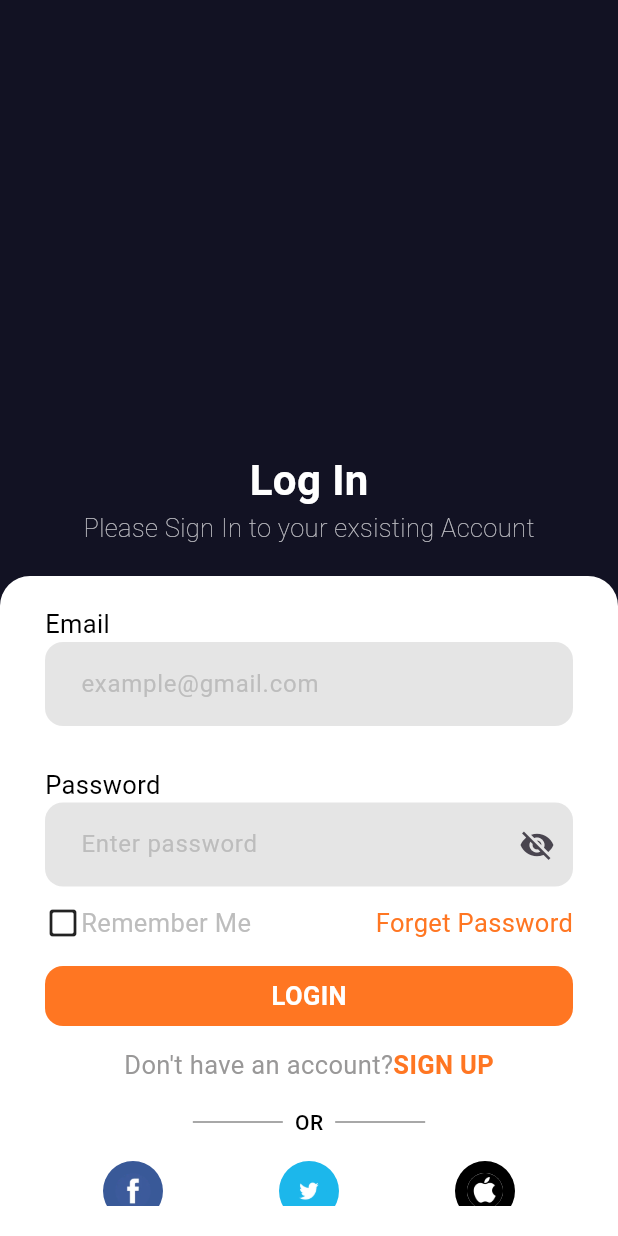
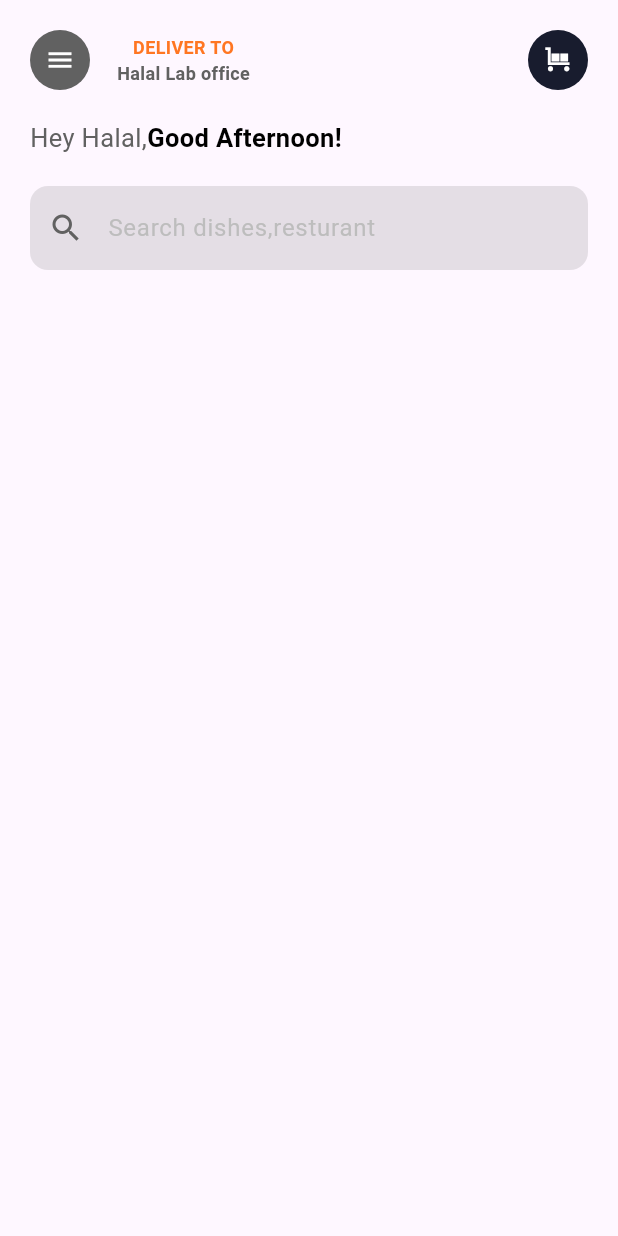
Before and after one commit to Scheeza-Ahmad/FoodDeliveryApp, a Flutter app: the screen it shows after launch, on a phone screen of 412 x 824 dp. Run offline on Flutter 3.47's test engine with Material 3 defaults, Android fonts, the phone set to English and light mode, and no system bars; our stand-ins replace get.

Commit message:
Added new files and updated existing ones

```diff
--- a/lib/main.dart
+++ b/lib/main.dart
@@ -1,5 +1,6 @@
 import 'package:flutter/material.dart';
-import 'package:food/screens/Firstsplashscreen.dart';
+// import 'package:food/screens/Firstsplashscreen.dart';
+import 'package:food/screens/Homescreen.dart';
 import 'package:get/get_navigation/get_navigation.dart';
 
 void main() {
@@ -13,7 +14,7 @@ class MyApp extends StatelessWidget {
   Widget build(BuildContext context) {
     return GetMaterialApp(
       debugShowCheckedModeBanner: false,
-      home: Scaffold(body: Firstsplashscreen()),
+      home: Scaffold(body: Homescreen()),
     );
   }
 }
--- /dev/null
+++ b/lib/screens/Homescreen.dart
@@ -0,0 +1,93 @@
+import 'package:flutter/material.dart';
+import 'package:food/utils/Colorutil.dart';
+import 'package:food/utils/Stringutil.dart';
+import 'package:food/widgets/iconbtn.dart';
+import 'package:food/widgets/iconbutton.dart';
+import 'package:food/widgets/searchbar.dart';
+import 'package:get/get.dart';
+
+class Homescreen extends StatelessWidget {
+  const Homescreen({super.key});
+
+  @override
+  Widget build(BuildContext context) {
+    final SearchController = TextEditingController();
+    return Padding(
+      padding: const EdgeInsets.all(20.0),
+      child: Column(
+        children: [
+          Row(
+            mainAxisAlignment: MainAxisAlignment.spaceBetween,
+            children: [
+              Row(
+                children: [
+                  Iconbtn(
+                    color: Colors.grey.shade700,
+                    action: () {
+                      Get.to('');
+                    },
+                    icon: Icons.menu,
+                  ),
+                  SizedBox(width: 18),
+                  Column(
+                    children: [
+                      Text(
+                        'DELIVER TO',
+                        style: TextStyle(
+                          color: Colorutil.color,
+                          fontSize: Stringutil.content,
+                          fontWeight: FontWeight.bold,
+                        ),
+                      ),
+                      Text(
+                        'Halal Lab office',
+                        style: TextStyle(
+                          color: Colors.grey[700],
+                          fontSize: Stringutil.content,
+                          fontWeight: FontWeight.bold,
+                        ),
+                      ),
+                    ],
+                  ),
+                ],
+              ),
+              Iconbtn(
+                color: Color(0xff181C2E),
+                action: () {
+                  Get.to('');
+                },
+                icon: Icons.trolley,
+              ),
+            ],
+          ),
+          SizedBox(height: 20),
+          Row(
+            children: [
+              Text(
+                'Hey Halal,',
+                style: TextStyle(
+                  color: Colors.grey[700],
+                  fontSize: Stringutil.mainsize,
+                ),
+              ),
+              Text(
+                'Good Afternoon!',
+                style: TextStyle(
+                  color: Colors.black,
+                  fontSize: Stringutil.mainsize,
+                  fontWeight: FontWeight.bold,
+                ),
+              ),
+            ],
+          ),
+          SizedBox(height: 20),
+          Searchbar(
+            cont: SearchController,
+            type: TextInputType.name,
+            hint: 'Search dishes,resturant',
+          ),
+        ],
+      ),
+    );
+  }
+}
--- a/lib/screens/Signin.dart
+++ b/lib/screens/Signin.dart
@@ -11,6 +11,8 @@ class Signin extends StatelessWidget {
   Widget build(BuildContext context) {
     final namecontroller = TextEditingController();
     final passwordcontroller = TextEditingController();
+    final confirmpasswordcontroller = TextEditingController();
+    final emailcontroller = TextEditingController();
 
     return Scaffold(
       backgroundColor: Colors.black,
@@ -96,7 +98,7 @@ class Signin extends StatelessWidget {
                       ),
 
                       Inputfield(
-                        cont: namecontroller,
+                        cont: emailcontroller,
                         type: TextInputType.emailAddress,
                         hint: 'example@gmail.com',
                         option: false,
@@ -133,7 +135,7 @@ class Signin extends StatelessWidget {
                         ),
                       ),
                       Inputfield(
-                        cont: passwordcontroller,
+                        cont: confirmpasswordcontroller,
                         type: TextInputType.visiblePassword,
                         hint: 'Enter password',
                         option: true,
--- a/lib/screens/forgetpassword.dart
+++ b/lib/screens/forgetpassword.dart
@@ -11,7 +11,7 @@ class Forgetpassword extends StatelessWidget {
   Widget build(BuildContext context) {
     final namecontroller = TextEditingController();
     final passwordcontroller = TextEditingController();
-
+    final confirmpasswordcontroller = TextEditingController();
     return Scaffold(
       backgroundColor: Colors.black,
       body: Stack(
@@ -113,7 +113,7 @@ class Forgetpassword extends StatelessWidget {
                         ),
                       ),
                       Inputfield(
-                        cont: passwordcontroller,
+                        cont: confirmpasswordcontroller,
                         type: TextInputType.visiblePassword,
                         hint: 'Confirm password',
                         option: true,
--- /dev/null
+++ b/lib/utils/Colorutil.dart
@@ -0,0 +1,5 @@
+import 'package:flutter/material.dart';
+
+class Colorutil {
+  static final Color color= Color(0xFFFF7622);
+}
--- a/lib/utils/Stringutil.dart
+++ b/lib/utils/Stringutil.dart
@@ -1,4 +1,5 @@
 class Stringutil {
   static final double headingsize = 28;
   static final double mainsize = 17;
+  static final double content = 12;
 }
--- /dev/null
+++ b/lib/widgets/iconbtn.dart
@@ -0,0 +1,25 @@
+import 'package:flutter/material.dart';
+
+class Iconbtn extends StatelessWidget {
+  final Color color;
+  final VoidCallback action;
+  final IconData icon;
+  const Iconbtn({
+    super.key,
+    required this.color,
+    required this.action,
+    required this.icon,
+  });
+
+  @override
+  Widget build(BuildContext context) {
+    return InkWell(
+      onTap: action,
+      child: CircleAvatar(
+        radius: 20,
+        backgroundColor: color,
+        child: Icon(icon, size: 20, color: Colors.white),
+      ),
+    );
+  }
+}
--- /dev/null
+++ b/lib/widgets/searchbar.dart
@@ -0,0 +1,46 @@
+import 'package:flutter/material.dart';
+
+class Searchbar extends StatelessWidget {
+  final TextEditingController cont;
+  final TextInputType type;
+  final String hint;
+
+  const Searchbar({
+    super.key,
+    required this.cont,
+    required this.type,
+    required this.hint,
+  });
+
+  @override
+  Widget build(BuildContext context) {
+    return TextField(
+      controller: cont,
+      keyboardType: type,
+
+      style: const TextStyle(color: Colors.grey),
+      decoration: InputDecoration(
+        border: OutlineInputBorder(
+          borderRadius: BorderRadius.circular(12),
+          borderSide: BorderSide.none,
+        ),
+
+        hintText: hint,
+        hintStyle: TextStyle(color: Colors.grey.shade400),
+        labelStyle: TextStyle(color: Colors.black),
+        filled: true,
+        fillColor: Colors.black.withOpacity(0.1),
+        contentPadding: const EdgeInsets.symmetric(
+          horizontal: 20,
+          vertical: 16,
+        ),
+        prefixIcon: Icon(Icons.search),
+        prefixIconColor: Colors.grey[700],
+        errorBorder: OutlineInputBorder(
+          borderRadius: BorderRadius.circular(12),
+          borderSide: const BorderSide(color: Colors.red, width: 1.2),
+        ),
+      ),
+    );
+  }
+}
```
Also changed, not shown: assets/images/cart.png (added), assets/images/menu.png (added).
